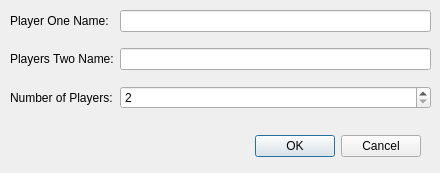
Old version of the form settings_UI.ui in the repository SlyCodePanda/magic-counter.
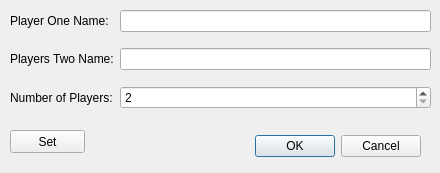
New version of the form.

Commit message:
Fixed settings implementation
Now when setting new names, they are set properly in the Player objects and carry over successfully to the main window class.

Diff of the .ui file:
```diff
--- a/settings_UI.ui
+++ b/settings_UI.ui
@@ -78,6 +78,19 @@
     </item>
    </layout>
   </widget>
+  <widget class="QPushButton" name="set_pushButton">
+   <property name="geometry">
+    <rect>
+     <x>10</x>
+     <y>130</y>
+     <width>75</width>
+     <height>23</height>
+    </rect>
+   </property>
+   <property name="text">
+    <string>Set</string>
+   </property>
+  </widget>
  </widget>
  <resources/>
  <connections>
```
The commit also changes 3 other files.
